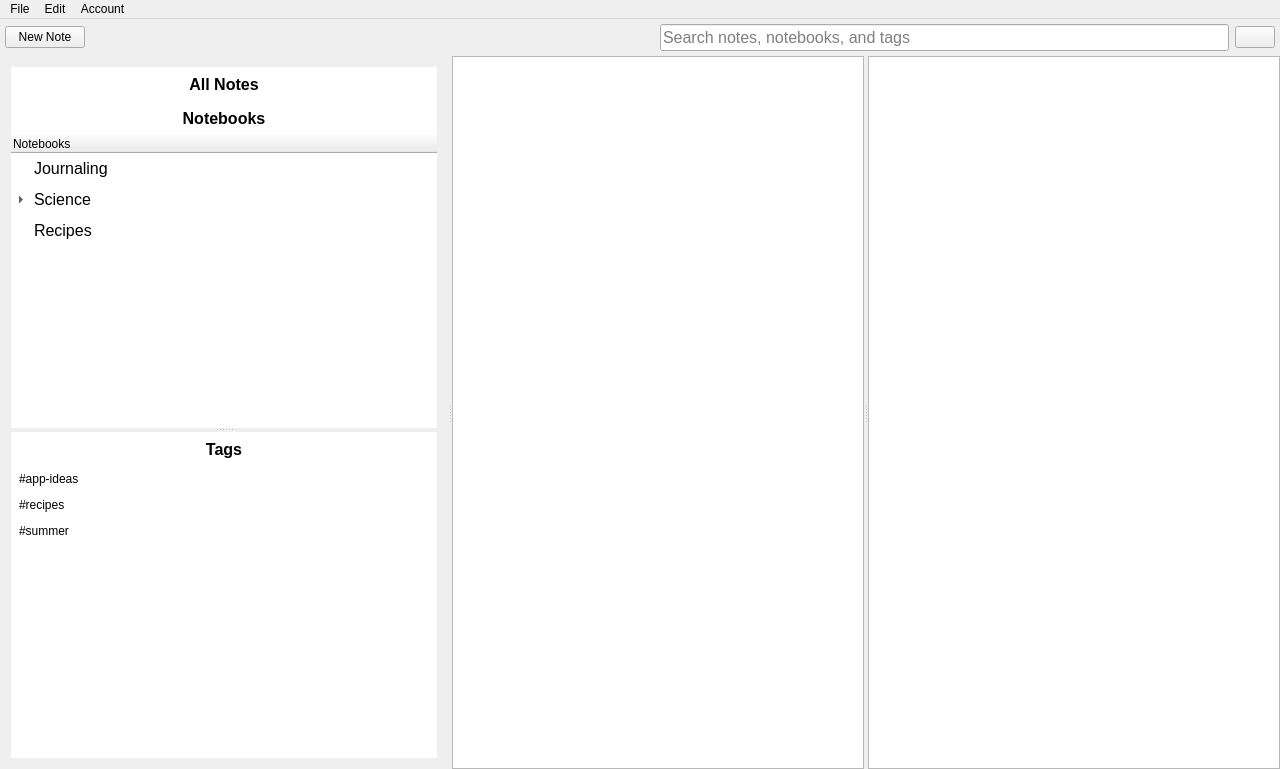
Open-App-Library/Vibrato-Notes-Desktop, file mainwindow.ui: the form before one commit.
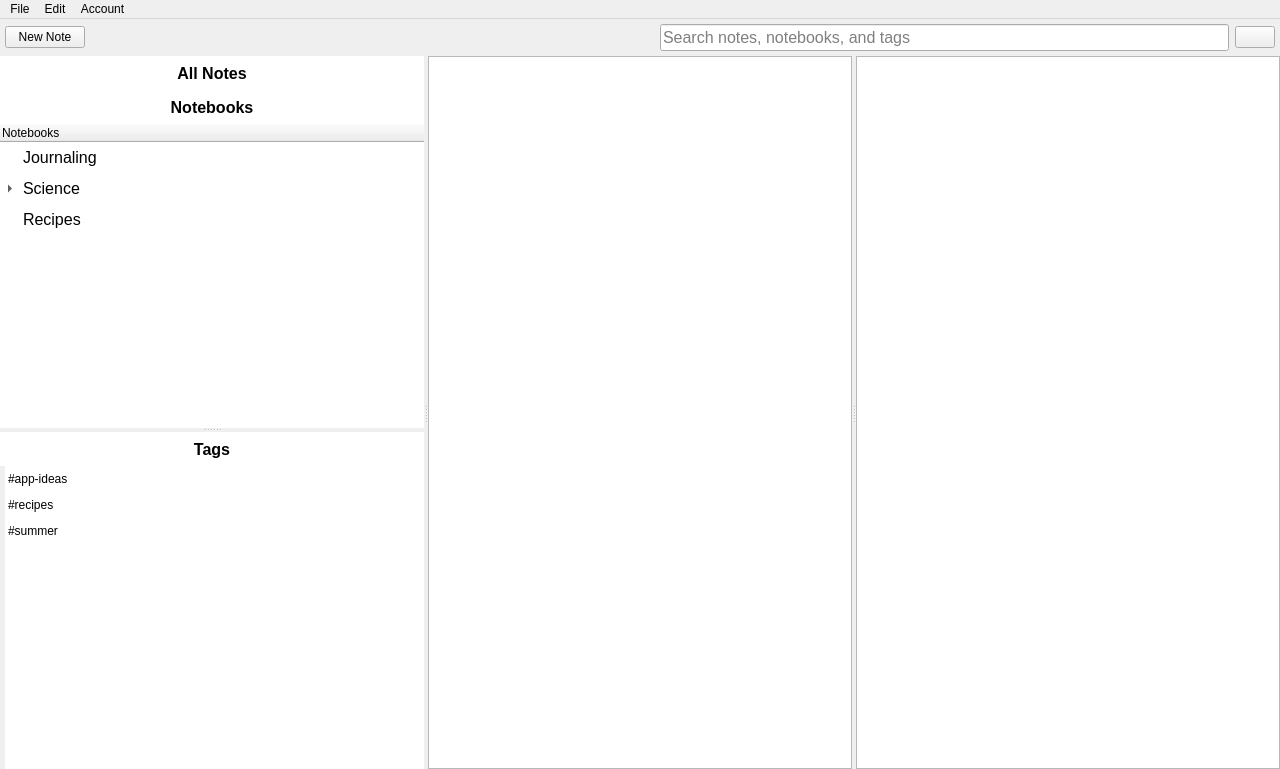
The form after the commit. Icons and pictures are not drawn.

```diff
--- a/mainwindow.ui
+++ b/mainwindow.ui
@@ -14,14 +14,13 @@
    <string>Notes</string>
   </property>
   <property name="styleSheet">
-   <string notr="true">.QFrame {
-	border: 0;
-	background-color: white;
-}
-
-#notebooksLabel {
+   <string notr="true">#notebooksLabel {
 	padding: 5px;
 	padding-bottom: 5px;
+}
+
+QSplitter::handle {
+/*	border-width: 100px;*/
 }</string>
   </property>
   <widget class="QWidget" name="centralWidget">
@@ -174,11 +173,39 @@
          <property name="orientation">
           <enum>Qt::Horizontal</enum>
          </property>
-         <widget class="QWidget" name="">
+         <widget class="QFrame" name="theSidebar">
+          <property name="styleSheet">
+           <string notr="true">.QFrame {
+	border: 0;
+}
+QTreeView, QListView, QToolButton {
+	background-color: palette(light);
+}
+QToolButton {
+	border: 0;
+	padding: 6px;
+	transition: 100ms ease-in;
+}
+QToolButton:hover {
+	background-color: #6D6D6D;
+}</string>
+          </property>
           <layout class="QVBoxLayout" name="sidebar">
            <property name="spacing">
             <number>0</number>
            </property>
+           <property name="leftMargin">
+            <number>0</number>
+           </property>
+           <property name="topMargin">
+            <number>0</number>
+           </property>
+           <property name="rightMargin">
+            <number>0</number>
+           </property>
+           <property name="bottomMargin">
+            <number>0</number>
+           </property>
            <item>
             <widget class="QFrame" name="topSidebarFrame">
              <property name="minimumSize">
@@ -194,8 +221,7 @@
               </font>
              </property>
              <property name="styleSheet">
-              <string notr="true">background-color: white;
-</string>
+              <string notr="true"/>
              </property>
              <property name="frameShape">
               <enum>QFrame::StyledPanel</enum>
@@ -235,15 +261,7 @@
                  <cursorShape>ArrowCursor</cursorShape>
                 </property>
                 <property name="styleSheet">
-                 <string notr="true">QToolButton {
-	border: 0;
-	padding: 6px;
-	transition: 100ms ease-in;
-}
-QToolButton:hover {
-	background-color: #f9f9f9;
-	cursor: pointer;
-}</string>
+                 <string notr="true"/>
                 </property>
                 <property name="text">
                  <string>All Notes</string>
@@ -310,15 +328,7 @@
                   <cursorShape>ArrowCursor</cursorShape>
                  </property>
                  <property name="styleSheet">
-                  <string notr="true">QToolButton {
-	border: 0;
-	padding: 6px;
-	transition: 100ms ease-in;
-}
-QToolButton:hover {
-	background-color: #f9f9f9;
-	cursor: pointer;
-}</string>
+                  <string notr="true"/>
                  </property>
                  <property name="text">
                   <string>Notebooks</string>
@@ -430,15 +440,7 @@
                   <cursorShape>ArrowCursor</cursorShape>
                  </property>
                  <property name="styleSheet">
-                  <string notr="true">QToolButton {
-	border: 0;
-	padding: 6px;
-	transition: 100ms ease-in;
-}
-QToolButton:hover {
-	background-color: #f9f9f9;
-	cursor: pointer;
-}</string>
+                  <string notr="true"/>
                  </property>
                  <property name="text">
                   <string>Tags</string>
```
